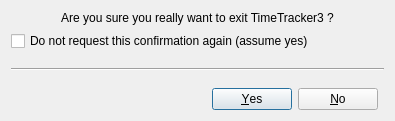
Qt form Srt.QT/tt3-gui/ConfirmExitDialog.ui (akapustiatyahoocouk/TimeTracker3) before a commit.
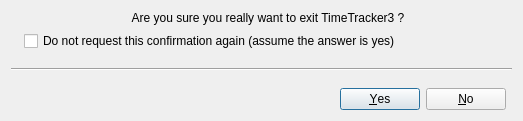
The same form after that commit. Icons and pictures are not drawn.

The edit to the form file:
```diff
--- a/Srt.QT/tt3-gui/ConfirmExitDialog.ui
+++ b/Srt.QT/tt3-gui/ConfirmExitDialog.ui
@@ -6,7 +6,7 @@
    <rect>
     <x>0</x>
     <y>0</y>
-    <width>395</width>
+    <width>523</width>
     <height>121</height>
    </rect>
   </property>
@@ -18,21 +18,7 @@
     <normaloff>:/tt3-gui/Resources/Images/Actions/ExitLarge.png</normaloff>:/tt3-gui/Resources/Images/Actions/ExitLarge.png</iconset>
   </property>
   <layout class="QGridLayout" name="gridLayout">
-   <item row="1" column="0" colspan="2">
-    <widget class="QCheckBox" name="assumeYesCheckBox">
-     <property name="text">
-      <string>Do not request this confirmation again (assume yes)</string>
-     </property>
-    </widget>
-   </item>
-   <item row="2" column="0" rowspan="2" colspan="2">
-    <widget class="Line" name="line">
-     <property name="orientation">
-      <enum>Qt::Orientation::Horizontal</enum>
-     </property>
-    </widget>
-   </item>
-   <item row="0" column="0" colspan="2">
+   <item row="0" column="1" colspan="2">
     <widget class="QLabel" name="promptLabel">
      <property name="text">
       <string>Are you sure you really want to exit TimeTracker3 ?</string>
@@ -42,7 +28,14 @@
      </property>
     </widget>
    </item>
-   <item row="4" column="0">
+   <item row="1" column="1" colspan="2">
+    <widget class="QCheckBox" name="assumeYesCheckBox">
+     <property name="text">
+      <string>Do not request this confirmation again (assume the answer is yes)</string>
+     </property>
+    </widget>
+   </item>
+   <item row="4" column="1">
     <widget class="QDialogButtonBox" name="buttonBox">
      <property name="orientation">
       <enum>Qt::Orientation::Horizontal</enum>
@@ -55,6 +48,23 @@
      </property>
     </widget>
    </item>
+   <item row="0" column="0" rowspan="2">
+    <widget class="QLabel" name="imageLabel">
+     <property name="text">
+      <string/>
+     </property>
+     <property name="pixmap">
+      <pixmap resource="tt3-gui.qrc">:/tt3-gui/Resources/Images/Actions/ExitLarge.png</pixmap>
+     </property>
+    </widget>
+   </item>
+   <item row="2" column="0" rowspan="2" colspan="3">
+    <widget class="Line" name="line">
+     <property name="orientation">
+      <enum>Qt::Orientation::Horizontal</enum>
+     </property>
+    </widget>
+   </item>
   </layout>
  </widget>
  <resources>
```
